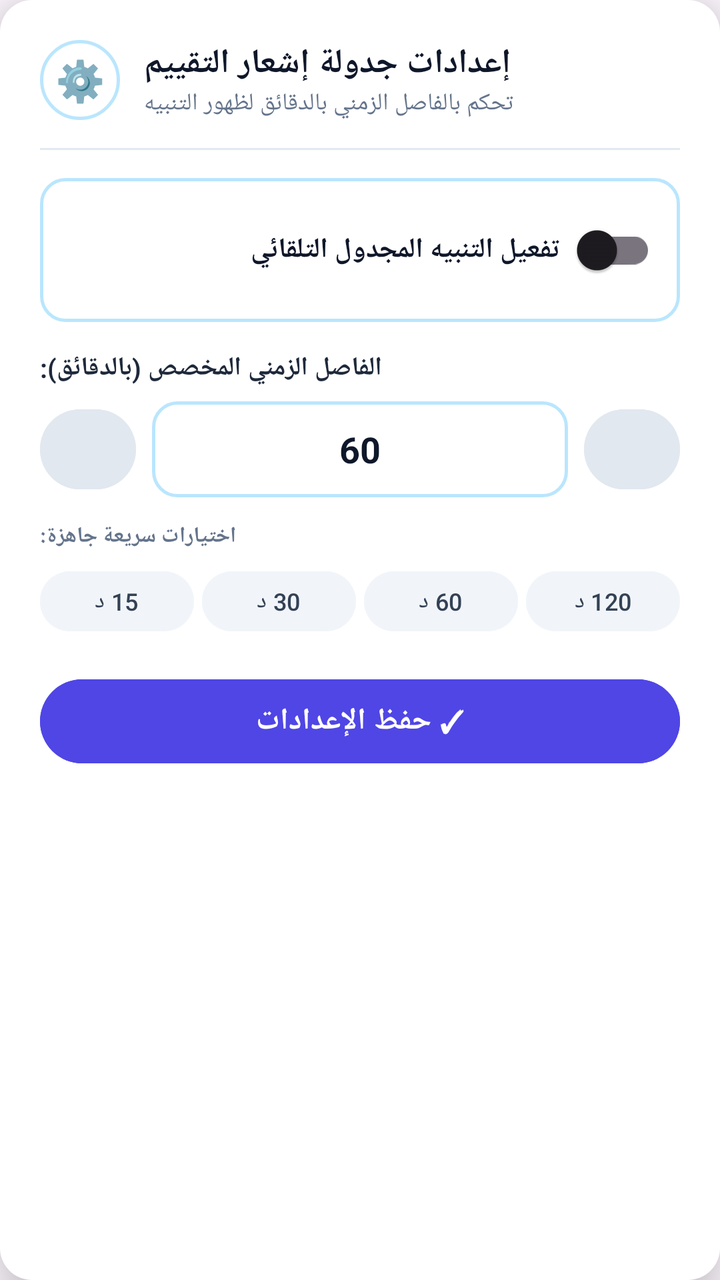
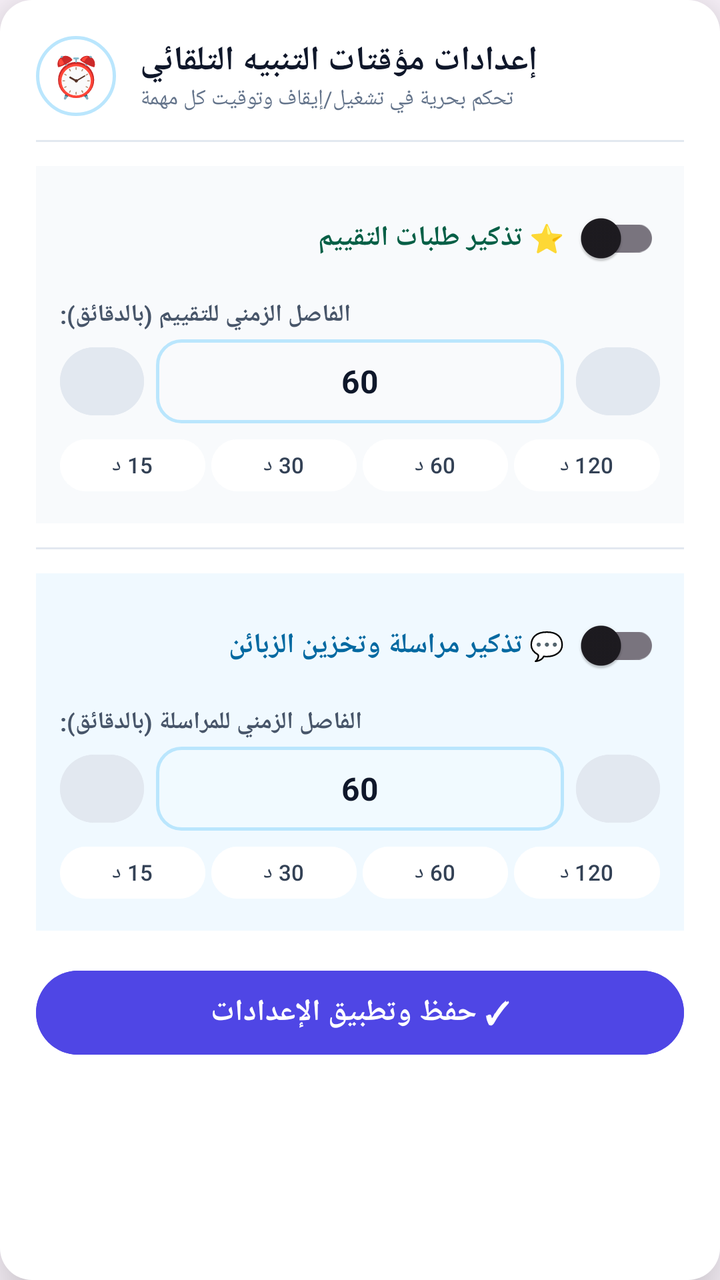

Before-and-after screenshots of an Android layout around one commit, followed by the original layout XML and the change that was made.
<!-- AndroidManifest.xml: application theme Theme.AboAkbarAdmin -->
<!-- res/layout/dialog_evaluation_settings.xml -->
<?xml version="1.0" encoding="utf-8"?>
<LinearLayout xmlns:android="http://schemas.android.com/apk/res/android"
    android:layout_width="match_parent"
    android:layout_height="wrap_content"
    android:layout_gravity="center"
    android:layout_margin="20dp"
    android:background="@drawable/bg_dialog_rounded"
    android:orientation="vertical"
    android:padding="20dp"
    android:elevation="16dp">

    
    <LinearLayout
        android:layout_width="match_parent"
        android:layout_height="wrap_content"
        android:gravity="center_vertical"
        android:orientation="horizontal">

        <TextView
            android:layout_width="40dp"
            android:layout_height="40dp"
            android:background="@drawable/button_round_bg"
            android:gravity="center"
            android:text="⚙️"
            android:textSize="20sp" />

        <LinearLayout
            android:layout_width="0dp"
            android:layout_height="wrap_content"
            android:layout_weight="1"
            android:layout_marginStart="12dp"
            android:orientation="vertical">

            <TextView
                android:layout_width="wrap_content"
                android:layout_height="wrap_content"
                android:text="إعدادات جدولة إشعار التقييم"
                android:textColor="#0f172a"
                android:textSize="17sp"
                android:textStyle="bold" />

            <TextView
                android:layout_width="wrap_content"
                android:layout_height="wrap_content"
                android:text="تحكم بالفاصل الزمني بالدقائق لظهور التنبيه"
                android:textColor="#64748b"
                android:textSize="12sp" />
        </LinearLayout>
    </LinearLayout>

    <View
        android:layout_width="match_parent"
        android:layout_height="1dp"
        android:layout_marginTop="14dp"
        android:layout_marginBottom="14dp"
        android:background="#e2e8f0" />

    
    <LinearLayout
        android:layout_width="match_parent"
        android:layout_height="wrap_content"
        android:background="@drawable/input_bg"
        android:gravity="center_vertical"
        android:padding="12dp">

        <TextView
            android:layout_width="0dp"
            android:layout_height="wrap_content"
            android:layout_weight="1"
            android:text="تفعيل التنبيه المجدول التلقائي"
            android:textColor="#0f172a"
            android:textSize="14sp"
            android:textStyle="bold" />

        <androidx.appcompat.widget.SwitchCompat
            android:id="@+id/switchEnableEvaluation"
            android:layout_width="wrap_content"
            android:layout_height="wrap_content" />
    </LinearLayout>

    
    <TextView
        android:layout_width="wrap_content"
        android:layout_height="wrap_content"
        android:layout_marginTop="14dp"
        android:text="الفاصل الزمني المخصص (بالدقائق):"
        android:textColor="#1e293b"
        android:textSize="13sp"
        android:textStyle="bold" />

    <LinearLayout
        android:layout_width="match_parent"
        android:layout_height="wrap_content"
        android:layout_marginTop="8dp"
        android:gravity="center_vertical"
        android:orientation="horizontal">

        <Button
            android:id="@+id/btnMinusMinutes"
            android:layout_width="48dp"
            android:layout_height="48dp"
            android:backgroundTint="#e2e8f0"
            android:text="−5"
            android:textColor="#1e293b"
            android:textSize="14sp"
            android:textStyle="bold" />

        <EditText
            android:id="@+id/etIntervalMinutes"
            android:layout_width="0dp"
            android:layout_height="48dp"
            android:layout_marginStart="8dp"
            android:layout_marginEnd="8dp"
            android:layout_weight="1"
            android:background="@drawable/input_bg"
            android:gravity="center"
            android:hint="أدخل الدقائق"
            android:inputType="number"
            android:text="60"
            android:textColor="#0f172a"
            android:textSize="18sp"
            android:textStyle="bold" />

        <Button
            android:id="@+id/btnPlusMinutes"
            android:layout_width="48dp"
            android:layout_height="48dp"
            android:backgroundTint="#e2e8f0"
            android:text="+5"
            android:textColor="#1e293b"
            android:textSize="14sp"
            android:textStyle="bold" />
    </LinearLayout>

    <TextView
        android:layout_width="wrap_content"
        android:layout_height="wrap_content"
        android:layout_marginTop="12dp"
        android:text="اختيارات سريعة جاهزة:"
        android:textColor="#64748b"
        android:textSize="11sp"
        android:textStyle="bold" />

    
    <LinearLayout
        android:layout_width="match_parent"
        android:layout_height="wrap_content"
        android:layout_marginTop="6dp"
        android:orientation="horizontal">

        <Button
            android:id="@+id/chip15Min"
            android:layout_width="0dp"
            android:layout_height="38dp"
            android:layout_marginEnd="4dp"
            android:layout_weight="1"
            android:backgroundTint="#f1f5f9"
            android:padding="0dp"
            android:text="15 د"
            android:textColor="#334155"
            android:textSize="12sp" />

        <Button
            android:id="@+id/chip30Min"
            android:layout_width="0dp"
            android:layout_height="38dp"
            android:layout_marginEnd="4dp"
            android:layout_weight="1"
            android:backgroundTint="#f1f5f9"
            android:padding="0dp"
            android:text="30 د"
            android:textColor="#334155"
            android:textSize="12sp" />

        <Button
            android:id="@+id/chip60Min"
            android:layout_width="0dp"
            android:layout_height="38dp"
            android:layout_marginEnd="4dp"
            android:layout_weight="1"
            android:backgroundTint="#f1f5f9"
            android:padding="0dp"
            android:text="60 د"
            android:textColor="#334155"
            android:textSize="12sp" />

        <Button
            android:id="@+id/chip120Min"
            android:layout_width="0dp"
            android:layout_height="38dp"
            android:layout_weight="1"
            android:backgroundTint="#f1f5f9"
            android:padding="0dp"
            android:text="120 د"
            android:textColor="#334155"
            android:textSize="12sp" />
    </LinearLayout>

    
    <Button
        android:id="@+id/btnSaveInterval"
        android:layout_width="match_parent"
        android:layout_height="50dp"
        android:layout_marginTop="16dp"
        android:backgroundTint="#4f46e5"
        android:text="✓ حفظ الإعدادات"
        android:textColor="#ffffff"
        android:textSize="15sp"
        android:textStyle="bold" />

</LinearLayout>
<!-- resources referenced by this layout -->
<resources>
  <!-- drawable bg_dialog_rounded (drawable) -->
  <?xml version="1.0" encoding="utf-8"?>
  <shape xmlns:android="http://schemas.android.com/apk/res/android">
      <solid android:color="#FFFFFF" />
      <corners android:radius="16dp" />
  </shape>
  <!-- drawable button_round_bg (drawable) -->
  <?xml version="1.0" encoding="utf-8"?>
  <ripple xmlns:android="http://schemas.android.com/apk/res/android"
      android:color="@color/sky_200">
      <item>
          <shape android:shape="oval">
              <solid android:color="#1AFFFFFF" />
              <stroke android:width="1.5dp" android:color="@color/sky_200" />
          </shape>
      </item>
  </ripple>
  <!-- drawable input_bg (drawable) -->
  <?xml version="1.0" encoding="utf-8"?>
  <shape xmlns:android="http://schemas.android.com/apk/res/android"
      android:shape="rectangle">
      <solid android:color="#14FFFFFF" />
      <stroke android:width="1.5dp" android:color="@color/sky_200" />
      <corners android:radius="12dp" />
  </shape>
  <style name="Theme.AboAkbarAdmin" parent="Theme.Material3.DayNight.NoActionBar">
          <item name="colorPrimary">@color/sky_800</item>
          <item name="colorPrimaryDark">@color/sky_950</item>
          <item name="colorSecondary">@color/cyan_100</item>
          <item name="android:statusBarColor">@color/sky_950</item>
          <item name="android:windowLightStatusBar">false</item>
      </style>
  <color name="sky_200">#BAE6FD</color>
  <color name="sky_800">#075985</color>
  <color name="sky_950">#082F49</color>
  <color name="cyan_100">#CFFAFE</color>
</resources>

<!-- the commit's change to res/layout/dialog_evaluation_settings.xml (unified diff, before → after) -->
@@ -1,211 +1,356 @@
 <?xml version="1.0" encoding="utf-8"?>
-<LinearLayout xmlns:android="http://schemas.android.com/apk/res/android"
+<ScrollView xmlns:android="http://schemas.android.com/apk/res/android"
     android:layout_width="match_parent"
     android:layout_height="wrap_content"
     android:layout_gravity="center"
-    android:layout_margin="20dp"
+    android:layout_margin="16dp"
     android:background="@drawable/bg_dialog_rounded"
-    android:orientation="vertical"
-    android:padding="20dp"
-    android:elevation="16dp">
-
-    
+    android:elevation="20dp"
+    android:padding="18dp">
+
     <LinearLayout
         android:layout_width="match_parent"
         android:layout_height="wrap_content"
-        android:gravity="center_vertical"
-        android:orientation="horizontal">
-
-        <TextView
-            android:layout_width="40dp"
-            android:layout_height="40dp"
-            android:background="@drawable/button_round_bg"
-            android:gravity="center"
-            android:text="⚙️"
-            android:textSize="20sp" />
-
+        android:orientation="vertical">
+
+        
         <LinearLayout
-            android:layout_width="0dp"
+            android:layout_width="match_parent"
             android:layout_height="wrap_content"
-            android:layout_weight="1"
-            android:layout_marginStart="12dp"
-            android:orientation="vertical">
+            android:gravity="center_vertical"
+            android:orientation="horizontal">
+
+            <TextView
+                android:layout_width="40dp"
+                android:layout_height="40dp"
+                android:background="@drawable/button_round_bg"
+                android:gravity="center"
+                android:text="⏰"
+                android:textSize="20sp" />
+
+            <LinearLayout
+                android:layout_width="0dp"
+                android:layout_height="wrap_content"
+                android:layout_marginStart="12dp"
+                android:layout_weight="1"
+                android:orientation="vertical">
+
+                <TextView
+                    android:layout_width="wrap_content"
+                    android:layout_height="wrap_content"
+                    android:text="إعدادات مؤقتات التنبيه التلقائي"
+                    android:textColor="#0f172a"
+                    android:textSize="17sp"
+                    android:textStyle="bold" />
+
+                <TextView
+                    android:layout_width="wrap_content"
+                    android:layout_height="wrap_content"
+                    android:text="تحكم بحرية في تشغيل/إيقاف وتوقيت كل مهمة"
+                    android:textColor="#64748b"
+                    android:textSize="11sp" />
+            </LinearLayout>
+        </LinearLayout>
+
+        <View
+            android:layout_width="match_parent"
+            android:layout_height="1dp"
+            android:layout_marginTop="12dp"
+            android:layout_marginBottom="12dp"
+            android:background="#e2e8f0" />
+
+        
+        <LinearLayout
+            android:layout_width="match_parent"
+            android:layout_height="wrap_content"
+            android:background="#f8fafc"
+            android:orientation="vertical"
+            android:padding="12dp">
+
+            <LinearLayout
+                android:layout_width="match_parent"
+                android:layout_height="wrap_content"
+                android:gravity="center_vertical"
+                android:orientation="horizontal">
+
+                <TextView
+                    android:layout_width="0dp"
+                    android:layout_height="wrap_content"
+                    android:layout_weight="1"
+                    android:text="⭐ تذكير طلبات التقييم"
+                    android:textColor="#065f46"
+                    android:textSize="14sp"
+                    android:textStyle="bold" />
+
+                <androidx.appcompat.widget.SwitchCompat
+                    android:id="@+id/switchEnableEvaluation"
+                    android:layout_width="wrap_content"
+                    android:layout_height="wrap_content" />
+            </LinearLayout>
 
             <TextView
                 android:layout_width="wrap_content"
                 android:layout_height="wrap_content"
-                android:text="إعدادات جدولة إشعار التقييم"
-                android:textColor="#0f172a"
-                android:textSize="17sp"
+                android:layout_marginTop="6dp"
+                android:text="الفاصل الزمني للتقييم (بالدقائق):"
+                android:textColor="#475569"
+                android:textSize="12sp"
                 android:textStyle="bold" />
+
+            <LinearLayout
+                android:layout_width="match_parent"
+                android:layout_height="wrap_content"
+                android:layout_marginTop="4dp"
+                android:gravity="center_vertical"
+                android:orientation="horizontal">
+
+                <Button
+                    android:id="@+id/btnMinusMinutes"
+                    android:layout_width="42dp"
+                    android:layout_height="42dp"
+                    android:backgroundTint="#e2e8f0"
+                    android:text="−5"
+                    android:textColor="#1e293b"
+                    android:textSize="13sp"
+                    android:textStyle="bold" />
+
+                <EditText
+                    android:id="@+id/etIntervalMinutes"
+                    android:layout_width="0dp"
+                    android:layout_height="42dp"
+                    android:layout_marginStart="6dp"
+                    android:layout_marginEnd="6dp"
+                    android:layout_weight="1"
+                    android:background="@drawable/input_bg"
+                    android:gravity="center"
+                    android:hint="60"
+                    android:inputType="number"
+                    android:text="60"
+                    android:textColor="#0f172a"
+                    android:textSize="16sp"
+                    android:textStyle="bold" />
+
+                <Button
+                    android:id="@+id/btnPlusMinutes"
+                    android:layout_width="42dp"
+                    android:layout_height="42dp"
+                    android:backgroundTint="#e2e8f0"
+                    android:text="+5"
+                    android:textColor="#1e293b"
+                    android:textSize="13sp"
+                    android:textStyle="bold" />
+            </LinearLayout>
+
+            <LinearLayout
+                android:layout_width="match_parent"
+                android:layout_height="wrap_content"
+                android:layout_marginTop="4dp"
+                android:orientation="horizontal">
+
+                <Button
+                    android:id="@+id/chip15Min"
+                    android:layout_width="0dp"
+                    android:layout_height="34dp"
+                    android:layout_marginEnd="3dp"
+                    android:layout_weight="1"
+                    android:backgroundTint="#ffffff"
+                    android:padding="0dp"
+                    android:text="15 د"
+                    android:textColor="#334155"
+                    android:textSize="11sp" />
+
+                <Button
+                    android:id="@+id/chip30Min"
+                    android:layout_width="0dp"
+                    android:layout_height="34dp"
+                    android:layout_marginEnd="3dp"
+                    android:layout_weight="1"
+                    android:backgroundTint="#ffffff"
+                    android:padding="0dp"
+                    android:text="30 د"
+                    android:textColor="#334155"
+                    android:textSize="11sp" />
+
+                <Button
+                    android:id="@+id/chip60Min"
+                    android:layout_width="0dp"
+                    android:layout_height="34dp"
+                    android:layout_marginEnd="3dp"
+                    android:layout_weight="1"
+                    android:backgroundTint="#ffffff"
+                    android:padding="0dp"
+                    android:text="60 د"
+                    android:textColor="#334155"
+                    android:textSize="11sp" />
+
+                <Button
+                    android:id="@+id/chip120Min"
+                    android:layout_width="0dp"
+                    android:layout_height="34dp"
+                    android:layout_weight="1"
+                    android:backgroundTint="#ffffff"
+                    android:padding="0dp"
+                    android:text="120 د"
+                    android:textColor="#334155"
+                    android:textSize="11sp" />
+            </LinearLayout>
+        </LinearLayout>
+
+        <View
+            android:layout_width="match_parent"
+            android:layout_height="1dp"
+            android:layout_marginTop="12dp"
+            android:layout_marginBottom="12dp"
+            android:background="#e2e8f0" />
+
+        
+        <LinearLayout
+            android:layout_width="match_parent"
+            android:layout_height="wrap_content"
+            android:background="#f0f9ff"
+            android:orientation="vertical"
+            android:padding="12dp">
+
+            <LinearLayout
+                android:layout_width="match_parent"
+                android:layout_height="wrap_content"
+                android:gravity="center_vertical"
+                android:orientation="horizontal">
+
+                <TextView
+                    android:layout_width="0dp"
+                    android:layout_height="wrap_content"
+                    android:layout_weight="1"
+                    android:text="💬 تذكير مراسلة وتخزين الزبائن"
+                    android:textColor="#0369a1"
+                    android:textSize="14sp"
+                    android:textStyle="bold" />
+
+                <androidx.appcompat.widget.SwitchCompat
+                    android:id="@+id/switchEnableOutreach"
+                    android:layout_width="wrap_content"
+                    android:layout_height="wrap_content" />
+            </LinearLayout>
 
             <TextView
                 android:layout_width="wrap_content"
                 android:layout_height="wrap_content"
-                android:text="تحكم بالفاصل الزمني بالدقائق لظهور التنبيه"
-                android:textColor="#64748b"
-                android:textSize="12sp" />
+                android:layout_marginTop="6dp"
+                android:text="الفاصل الزمني للمراسلة (بالدقائق):"
+                android:textColor="#475569"
+                android:textSize="12sp"
+                android:textStyle="bold" />
+
+            <LinearLayout
+                android:layout_width="match_parent"
+                android:layout_height="wrap_content"
+                android:layout_marginTop="4dp"
+                android:gravity="center_vertical"
+                android:orientation="horizontal">
+
+                <Button
+                    android:id="@+id/btnMinusOutreachMinutes"
+                    android:layout_width="42dp"
+                    android:layout_height="42dp"
+                    android:backgroundTint="#e2e8f0"
+                    android:text="−5"
+                    android:textColor="#1e293b"
+                    android:textSize="13sp"
+                    android:textStyle="bold" />
+
+                <EditText
+                    android:id="@+id/etOutreachIntervalMinutes"
+                    android:layout_width="0dp"
+                    android:layout_height="42dp"
+                    android:layout_marginStart="6dp"
+                    android:layout_marginEnd="6dp"
+                    android:layout_weight="1"
+                    android:background="@drawable/input_bg"
+                    android:gravity="center"
+                    android:hint="60"
+                    android:inputType="number"
+                    android:text="60"
+                    android:textColor="#0f172a"
+                    android:textSize="16sp"
+                    android:textStyle="bold" />
+
+                <Button
+                    android:id="@+id/btnPlusOutreachMinutes"
+                    android:layout_width="42dp"
+                    android:layout_height="42dp"
+                    android:backgroundTint="#e2e8f0"
+                    android:text="+5"
+                    android:textColor="#1e293b"
+                    android:textSize="13sp"
+                    android:textStyle="bold" />
+            </LinearLayout>
+
+            <LinearLayout
+                android:layout_width="match_parent"
+                android:layout_height="wrap_content"
+                android:layout_marginTop="4dp"
+                android:orientation="horizontal">
+
+                <Button
+                    android:id="@+id/chipOutreach15Min"
+                    android:layout_width="0dp"
+                    android:layout_height="34dp"
+                    android:layout_marginEnd="3dp"
+                    android:layout_weight="1"
+                    android:backgroundTint="#ffffff"
+                    android:padding="0dp"
+                    android:text="15 د"
+                    android:textColor="#334155"
+                    android:textSize="11sp" />
+
+                <Button
+                    android:id="@+id/chipOutreach30Min"
+                    android:layout_width="0dp"
+                    android:layout_height="34dp"
+                    android:layout_marginEnd="3dp"
+                    android:layout_weight="1"
+                    android:backgroundTint="#ffffff"
+                    android:padding="0dp"
+                    android:text="30 د"
+                    android:textColor="#334155"
+                    android:textSize="11sp" />
+
+                <Button
+                    android:id="@+id/chipOutreach60Min"
+                    android:layout_width="0dp"
+                    android:layout_height="34dp"
+                    android:layout_marginEnd="3dp"
+                    android:layout_weight="1"
+                    android:backgroundTint="#ffffff"
+                    android:padding="0dp"
+                    android:text="60 د"
+                    android:textColor="#334155"
+                    android:textSize="11sp" />
+
+                <Button
+                    android:id="@+id/chipOutreach120Min"
+                    android:layout_width="0dp"
+                    android:layout_height="34dp"
+                    android:layout_weight="1"
+                    android:backgroundTint="#ffffff"
+                    android:padding="0dp"
+                    android:text="120 د"
+                    android:textColor="#334155"
+                    android:textSize="11sp" />
+            </LinearLayout>
         </LinearLayout>
+
+        
+        <Button
+            android:id="@+id/btnSaveInterval"
+            android:layout_width="match_parent"
+            android:layout_height="50dp"
+            android:layout_marginTop="16dp"
+            android:backgroundTint="#4f46e5"
+            android:text="✓ حفظ وتطبيق الإعدادات"
+            android:textColor="#ffffff"
+            android:textSize="15sp"
+            android:textStyle="bold" />
+
     </LinearLayout>
-
-    <View
-        android:layout_width="match_parent"
-        android:layout_height="1dp"
-        android:layout_marginTop="14dp"
-        android:layout_marginBottom="14dp"
-        android:background="#e2e8f0" />
-
-    
-    <LinearLayout
-        android:layout_width="match_parent"
-        android:layout_height="wrap_content"
-        android:background="@drawable/input_bg"
-        android:gravity="center_vertical"
-        android:padding="12dp">
-
-        <TextView
-            android:layout_width="0dp"
-            android:layout_height="wrap_content"
-            android:layout_weight="1"
-            android:text="تفعيل التنبيه المجدول التلقائي"
-            android:textColor="#0f172a"
-            android:textSize="14sp"
-            android:textStyle="bold" />
-
-        <androidx.appcompat.widget.SwitchCompat
-            android:id="@+id/switchEnableEvaluation"
-            android:layout_width="wrap_content"
-            android:layout_height="wrap_content" />
-    </LinearLayout>
-
-    
-    <TextView
-        android:layout_width="wrap_content"
-        android:layout_height="wrap_content"
-        android:layout_marginTop="14dp"
-        android:text="الفاصل الزمني المخصص (بالدقائق):"
-        android:textColor="#1e293b"
-        android:textSize="13sp"
-        android:textStyle="bold" />
-
-    <LinearLayout
-        android:layout_width="match_parent"
-        android:layout_height="wrap_content"
-        android:layout_marginTop="8dp"
-        android:gravity="center_vertical"
-        android:orientation="horizontal">
-
-        <Button
-            android:id="@+id/btnMinusMinutes"
-            android:layout_width="48dp"
-            android:layout_height="48dp"
-            android:backgroundTint="#e2e8f0"
-            android:text="−5"
-            android:textColor="#1e293b"
-            android:textSize="14sp"
-            android:textStyle="bold" />
-
-        <EditText
-            android:id="@+id/etIntervalMinutes"
-            android:layout_width="0dp"
-            android:layout_height="48dp"
-            android:layout_marginStart="8dp"
-            android:layout_marginEnd="8dp"
-            android:layout_weight="1"
-            android:background="@drawable/input_bg"
-            android:gravity="center"
-            android:hint="أدخل الدقائق"
-            android:inputType="number"
-            android:text="60"
-            android:textColor="#0f172a"
-            android:textSize="18sp"
-            android:textStyle="bold" />
-
-        <Button
-            android:id="@+id/btnPlusMinutes"
-            android:layout_width="48dp"
-            android:layout_height="48dp"
-            android:backgroundTint="#e2e8f0"
-            android:text="+5"
-            android:textColor="#1e293b"
-            android:textSize="14sp"
-            android:textStyle="bold" />
-    </LinearLayout>
-
-    <TextView
-        android:layout_width="wrap_content"
-        android:layout_height="wrap_content"
-        android:layout_marginTop="12dp"
-        android:text="اختيارات سريعة جاهزة:"
-        android:textColor="#64748b"
-        android:textSize="11sp"
-        android:textStyle="bold" />
-
-    
-    <LinearLayout
-        android:layout_width="match_parent"
-        android:layout_height="wrap_content"
-        android:layout_marginTop="6dp"
-        android:orientation="horizontal">
-
-        <Button
-            android:id="@+id/chip15Min"
-            android:layout_width="0dp"
-            android:layout_height="38dp"
-            android:layout_marginEnd="4dp"
-            android:layout_weight="1"
-            android:backgroundTint="#f1f5f9"
-            android:padding="0dp"
-            android:text="15 د"
-            android:textColor="#334155"
-            android:textSize="12sp" />
-
-        <Button
-            android:id="@+id/chip30Min"
-            android:layout_width="0dp"
-            android:layout_height="38dp"
-            android:layout_marginEnd="4dp"
-            android:layout_weight="1"
-            android:backgroundTint="#f1f5f9"
-            android:padding="0dp"
-            android:text="30 د"
-            android:textColor="#334155"
-            android:textSize="12sp" />
-
-        <Button
-            android:id="@+id/chip60Min"
-            android:layout_width="0dp"
-            android:layout_height="38dp"
-            android:layout_marginEnd="4dp"
-            android:layout_weight="1"
-            android:backgroundTint="#f1f5f9"
-            android:padding="0dp"
-            android:text="60 د"
-            android:textColor="#334155"
-            android:textSize="12sp" />
-
-        <Button
-            android:id="@+id/chip120Min"
-            android:layout_width="0dp"
-            android:layout_height="38dp"
-            android:layout_weight="1"
-            android:backgroundTint="#f1f5f9"
-            android:padding="0dp"
-            android:text="120 د"
-            android:textColor="#334155"
-            android:textSize="12sp" />
-    </LinearLayout>
-
-    
-    <Button
-        android:id="@+id/btnSaveInterval"
-        android:layout_width="match_parent"
-        android:layout_height="50dp"
-        android:layout_marginTop="16dp"
-        android:backgroundTint="#4f46e5"
-        android:text="✓ حفظ الإعدادات"
-        android:textColor="#ffffff"
-        android:textSize="15sp"
-        android:textStyle="bold" />
-
-</LinearLayout>
+</ScrollView>
